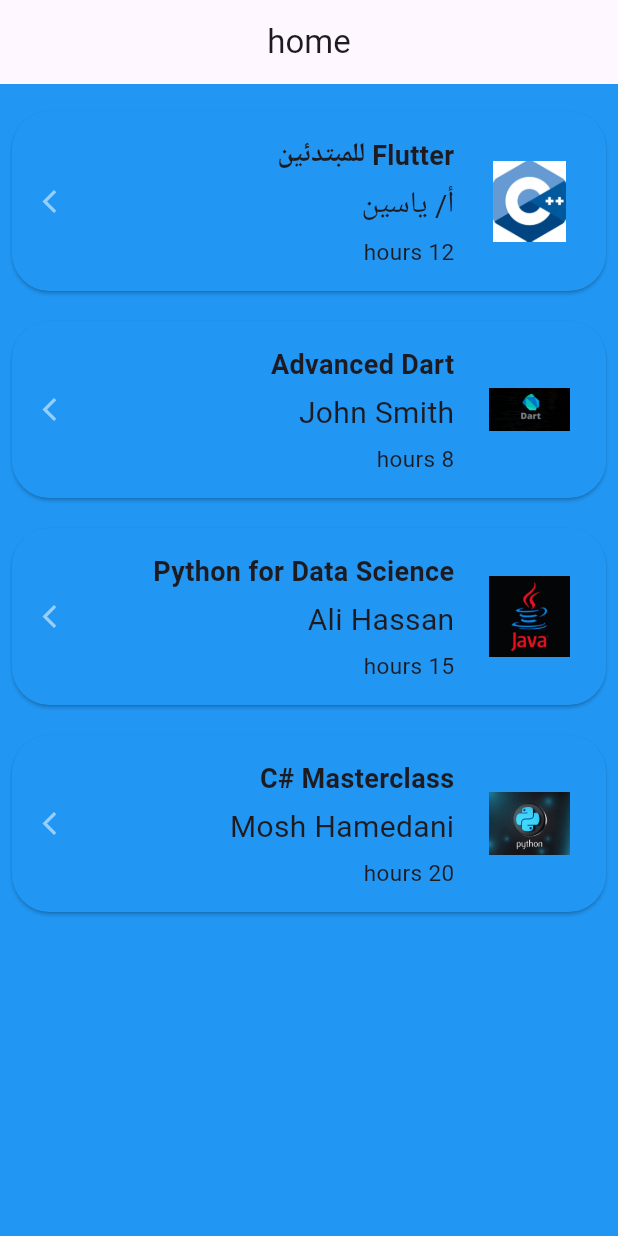
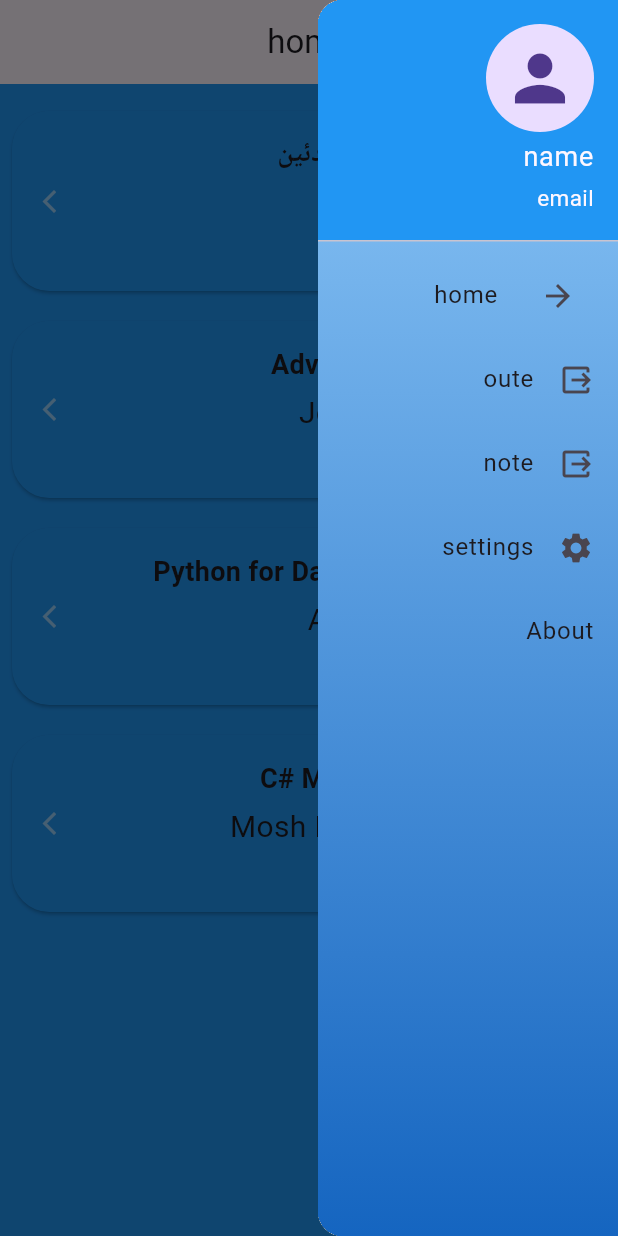
Before and after one commit to hilm733/h2, a Flutter app: the home screen opened directly, with the side drawer open (before the commit the screen has no drawer), on a phone screen of 412 x 824 dp. Run offline on Flutter 3.47's test engine with Material 3 defaults, Android fonts, the phone set to English and light mode, and no system bars.

Commit message:
add background and dark mode in drawer (and add yhe drawer in information_cor

```diff
--- a/lib/drawer.dart
+++ b/lib/drawer.dart
@@ -1,17 +1,28 @@
 import 'package:flutter/material.dart';
-
+import 'package:provider/provider.dart';
+import 'dark_light.dart';
 class drawerr extends StatelessWidget {
   drawerr({super.key});
   @override
   Widget build(BuildContext context) {
+    final themeNotifier = Provider.of<ThemeNotifier>(context, listen: false);
+    final cur = Theme.of(context);
     return Drawer(
       width: 200,
       child: Container(
+        decoration: BoxDecoration(
+          gradient: LinearGradient(
+            begin: Alignment.topCenter,
+            end: Alignment.bottomCenter,
+            colors: [Colors.blue.shade200, Colors.blue.shade800],
+          ),
+        ),
         child: Column(
           children: [
             Stack(
               children: [
                 UserAccountsDrawerHeader(
+                  decoration: BoxDecoration(color: cur.scaffoldBackgroundColor),
                   accountName: Text("name", style: TextStyle(fontSize: 18)),
                   accountEmail: Text("email", style: TextStyle(fontSize: 15)),
                   currentAccountPicture: CircleAvatar(
--- a/lib/home.dart
+++ b/lib/home.dart
@@ -1,4 +1,6 @@
 import 'package:flutter/material.dart';
+import 'information_cor.dart';
+import 'drawer.dart';
 class Course {
   final int id;
   final String title;
@@ -74,6 +76,7 @@ class home extends StatelessWidget {
           // backgroundColor: Colors.white,
           title: Text("home"),
         ),
+        drawer: drawerr(),
         body: Container(
           ///
           child: Padding(
@@ -84,6 +87,7 @@ class home extends StatelessWidget {
                 final course = courses[index];
                 return GestureDetector(
                   onTap: () {
+                    Navigator.push(context, MaterialPageRoute(builder: (context)=>infor_Course(course: course)));
 
                   },
                   child: CourseCard(course: course),
```
